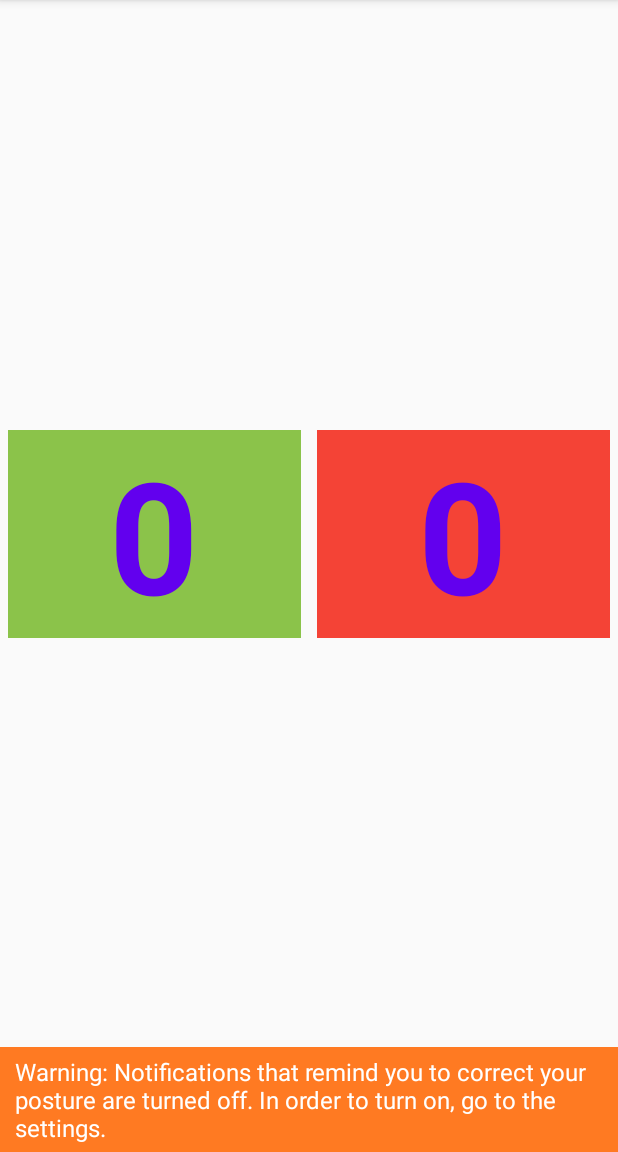
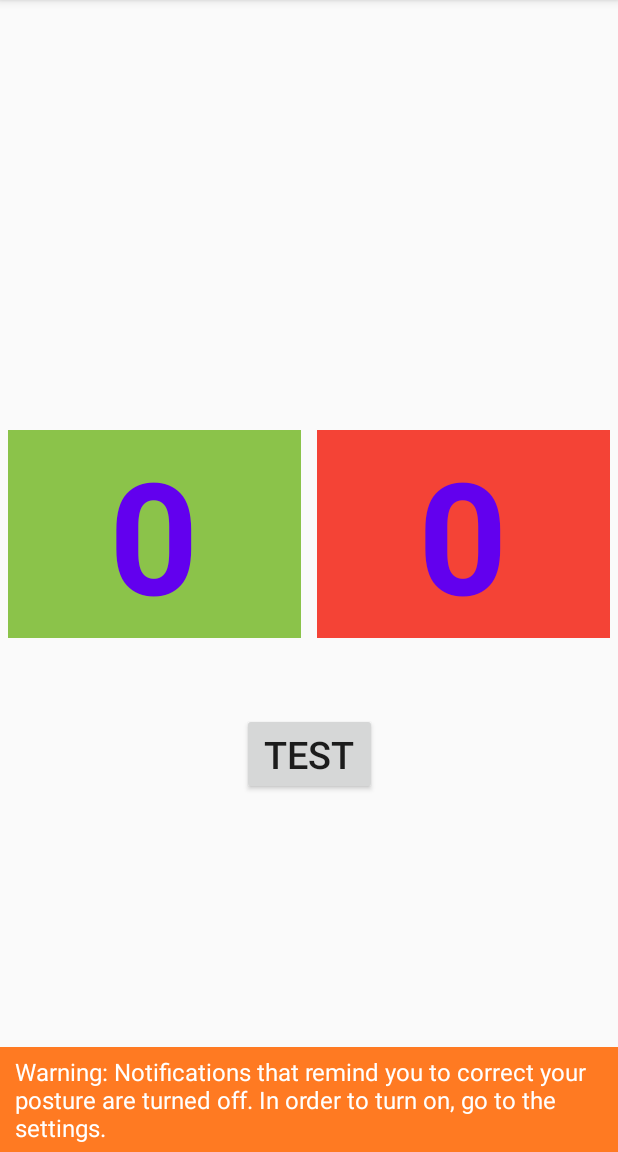
Before and after one commit to JakubOkrasa/UprightChallenge, an Android app: the screen it shows after launch (MainActivity), on a phone screen of 412 x 824 dp, the part 84-1236 px from its top. Run offline under Robolectric (Android 15) with nearby library versions, the phone set to English and light mode, and no system bars; our stand-ins replace Room's generated code.

Commit message:
add test button and log stats on click

```diff
--- a/app/src/main/java/com/example/uprightchallenge/ui/MainActivity.java
+++ b/app/src/main/java/com/example/uprightchallenge/ui/MainActivity.java
@@ -126,4 +126,9 @@ public class MainActivity extends AppCompatActivity implements SharedPreferences
         mGoodPostureTextView.setText(String.format("%d", preferences.getInt(PREF_KEY_GOOD_POSTURE_COUNT, 0)));
         mBadPostureTextView.setText(String.format("%d", preferences.getInt(PREF_KEY_BAD_POSTURE_COUNT, 0)));
     }
+
+    // only for debug. This is on click test button event
+    public void testSth(View view) {
+        Log.d(LOG_TAG, mPostureStatVM.logAllStats(mPostureStatVM.getAllStats()));
+    }
 }
--- a/app/src/main/java/com/example/uprightchallenge/ui/PostureStatViewModel.java
+++ b/app/src/main/java/com/example/uprightchallenge/ui/PostureStatViewModel.java
@@ -19,7 +19,6 @@ public class PostureStatViewModel extends AndroidViewModel {
         this.mRepository = new PostureStatRepository(application);
         mAllStats = mRepository.getAllStats();
         mRepository.insert(new PostureStat(77, 4, 5));
-        mRepository.logAllStats();
     }
 
     public void refreshAllStats() { mAllStats = mRepository.getAllStats(); }
@@ -27,4 +26,6 @@ public class PostureStatViewModel extends AndroidViewModel {
     public List<PostureStat> getAllStats() {return mAllStats;}
 
     public void insert(PostureStat postureStat) { mRepository.insert(postureStat);}
+
+    public String logAllStats(List<PostureStat> stats) { return mRepository.statsToString(stats);}
 }
--- a/app/src/main/res/layout/content_main.xml
+++ b/app/src/main/res/layout/content_main.xml
@@ -42,6 +42,18 @@
         android:layout_marginHorizontal="5dp"
         />
 
+    <Button
+        android:layout_width="90dp"
+        android:layout_height="wrap_content"
+        app:layout_constraintStart_toStartOf="parent"
+        app:layout_constraintEnd_toEndOf="parent"
+        app:layout_constraintTop_toBottomOf="@id/txt_bad_posture_count"
+        android:layout_marginTop="50dp"
+        android:text="test"
+        android:textSize="25sp"
+        android:onClick="testSth"
+        android:id="@+id/test_btn"/>
+
     <TextView
         android:id="@+id/notif_off_warning"
         android:layout_width="match_parent"
```
